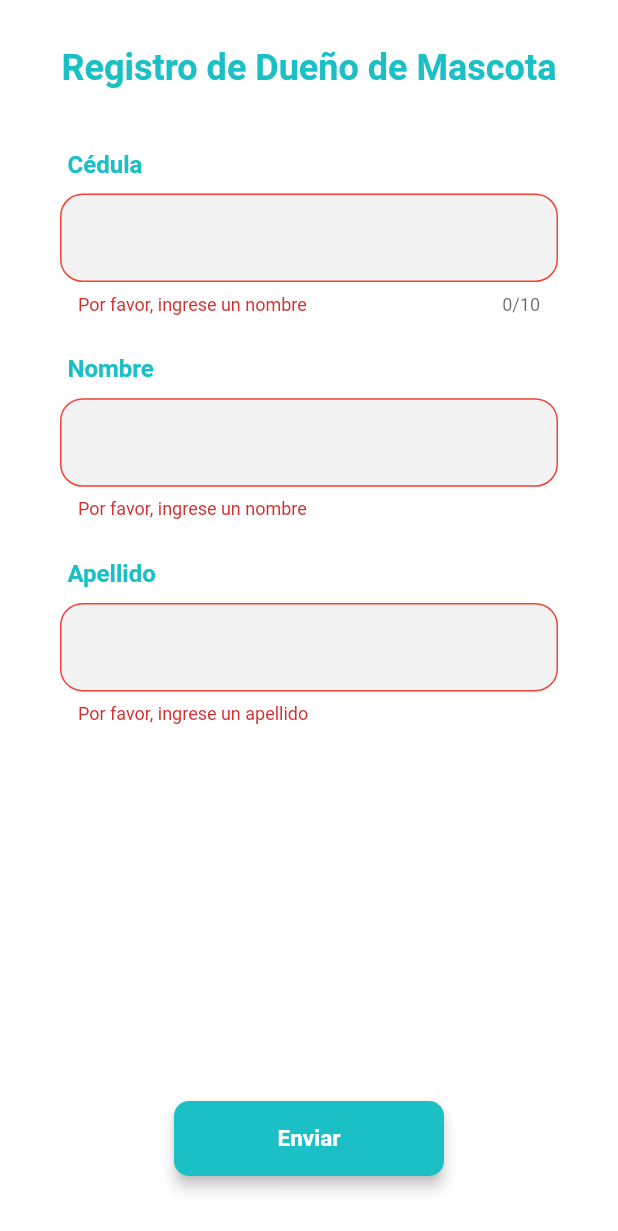
After one commit to caloja1014/pet_care, a Flutter app: the RegisterPetOwnerView screen opened by its route, after a tap on "Enviar", on a phone screen of 412 x 824 dp. The commit adds this screen. Shown: the top 1231 px of the screen. Run offline on Flutter 3.47's test engine with Material 2 defaults, Android fonts, the phone set to English and light mode, and no system bars; our stand-ins replace get, google_fonts.

Commit message:
Add register pet owner

```diff
--- /dev/null
+++ b/lib/app/modules/register_pet_owner/bindings/register_pet_owner.binding.dart
@@ -0,0 +1,12 @@
+import 'package:get/get.dart';
+
+import '../controllers/register_pet_owner.controller.dart';
+
+class RegisterPetOwnerBinding extends Bindings {
+  @override
+  void dependencies() {
+    Get.lazyPut<RegisterPetOwnerController>(
+      () => RegisterPetOwnerController(),
+    );
+  }
+}
--- /dev/null
+++ b/lib/app/modules/register_pet_owner/controllers/register_pet_owner.controller.dart
@@ -0,0 +1,23 @@
+import 'package:get/get.dart';
+
+class RegisterPetOwnerController extends GetxController {
+  //TODO: Implement RegisterPetOwnerController
+
+  final count = 0.obs;
+  @override
+  void onInit() {
+    super.onInit();
+  }
+
+  @override
+  void onReady() {
+    super.onReady();
+  }
+
+  @override
+  void onClose() {
+    super.onClose();
+  }
+
+  void increment() => count.value++;
+}
--- /dev/null
+++ b/lib/app/modules/register_pet_owner/views/register_pet_owner.view.dart
@@ -0,0 +1,105 @@
+import 'package:flutter/material.dart';
+
+import 'package:get/get.dart';
+
+import '../../../widgets/custom_text_field.dart';
+import '../controllers/register_pet_owner.controller.dart';
+
+class RegisterPetOwnerView extends GetView<RegisterPetOwnerController> {
+  RegisterPetOwnerView({Key? key}) : super(key: key);
+  final vgap = Get.height * 0.02;
+  final _formKey = GlobalKey<FormState>();
+  @override
+  Widget build(BuildContext context) {
+    return Scaffold(
+      body: Container(
+        width: double.infinity,
+        height: double.infinity,
+        color: Colors.white,
+        child: Column(
+          children: [
+            Container(
+              alignment: Alignment.center,
+              height: 90,
+              width: double.infinity,
+              child: Text(
+                'Registro de Dueño de Mascota',
+                style: Theme.of(context).textTheme.titleLarge,
+              ),
+            ),
+            Expanded(
+              child: SingleChildScrollView(
+                child: Form(
+                  key: _formKey,
+                  child: SizedBox(
+                    width: double.infinity,
+                    child: Column(
+                      mainAxisAlignment: MainAxisAlignment.spaceAround,
+                      mainAxisSize: MainAxisSize.max,
+                      children: [
+                        CustomTextField(
+                          textLabel: 'Cédula',
+                          maxLength: 10,
+                          validator: (value) {
+                            if (value == null || value.isEmpty) {
+                              return 'Por favor, ingrese un nombre';
+                            }
+                            return null;
+                          },
+                        ),
+                        SizedBox(
+                          height: vgap,
+                        ),
+                        CustomTextField(
+                          textLabel: 'Nombre',
+                          validator: (value) {
+                            if (value == null || value.isEmpty) {
+                              return 'Por favor, ingrese un nombre';
+                            }
+
+                            return null;
+                          },
+                        ),
+                        SizedBox(
+                          height: vgap,
+                        ),
+                        CustomTextField(
+                          textLabel: 'Apellido',
+                          validator: (value) {
+                            if (value == null || value.isEmpty) {
+                              return 'Por favor, ingrese un apellido';
+                            }
+
+                            return null;
+                          },
+                        ),
+                      ],
+                    ),
+                  ),
+                ),
+              ),
+            ),
+            Padding(
+              padding: const EdgeInsets.only(top: 20, bottom: 40),
+              child: ElevatedButton(
+                onPressed: () {
+                  // Validate returns true if the form is valid, or false otherwise.
+                  if (_formKey.currentState!.validate()) {
+                    // If the form is valid, display a snackbar. In the real world,
+                    // you'd often call a server or save the information in a database.
+                    ScaffoldMessenger.of(context).showSnackBar(
+                      const SnackBar(content: Text('Processing Data')),
+                    );
+                  }
+                },
+                child: const Text(
+                  'Enviar',
+                ),
+              ),
+            ),
+          ],
+        ),
+      ),
+    );
+  }
+}
--- a/lib/app/routes/app_pages.dart
+++ b/lib/app/routes/app_pages.dart
@@ -12,6 +12,8 @@ import '../modules/register/bindings/register.binding.dart';
 import '../modules/register/views/register.view.dart';
 import '../modules/register_local_vet/bindings/register_local_vet.binding.dart';
 import '../modules/register_local_vet/views/register_local_vet.view.dart';
+import '../modules/register_pet_owner/bindings/register_pet_owner.binding.dart';
+import '../modules/register_pet_owner/views/register_pet_owner.view.dart';
 
 part 'app_routes.dart';
 
@@ -51,5 +53,10 @@ class AppPages {
       page: () => RegisterPetView(),
       binding: RegisterPetBinding(),
     ),
+    GetPage(
+      name: _Paths.REGISTER_PET_OWNER,
+      page: () => RegisterPetOwnerView(),
+      binding: RegisterPetOwnerBinding(),
+    ),
   ];
 }
--- a/lib/app/routes/app_routes.dart
+++ b/lib/app/routes/app_routes.dart
@@ -9,6 +9,7 @@ abstract class Routes {
   static const PETS = _Paths.PETS;
   static const REGISTER_LOCAL_VET = _Paths.REGISTER_LOCAL_VET;
   static const REGISTER_PET = _Paths.REGISTER_PET;
+  static const REGISTER_PET_OWNER = _Paths.REGISTER_PET_OWNER;
 }
 
 abstract class _Paths {
@@ -19,4 +20,5 @@ abstract class _Paths {
   static const PETS = '/pets';
   static const REGISTER_LOCAL_VET = '/register-local-vet';
   static const REGISTER_PET = '/register-pet';
+  static const REGISTER_PET_OWNER = '/register-pet-owner';
 }
```
